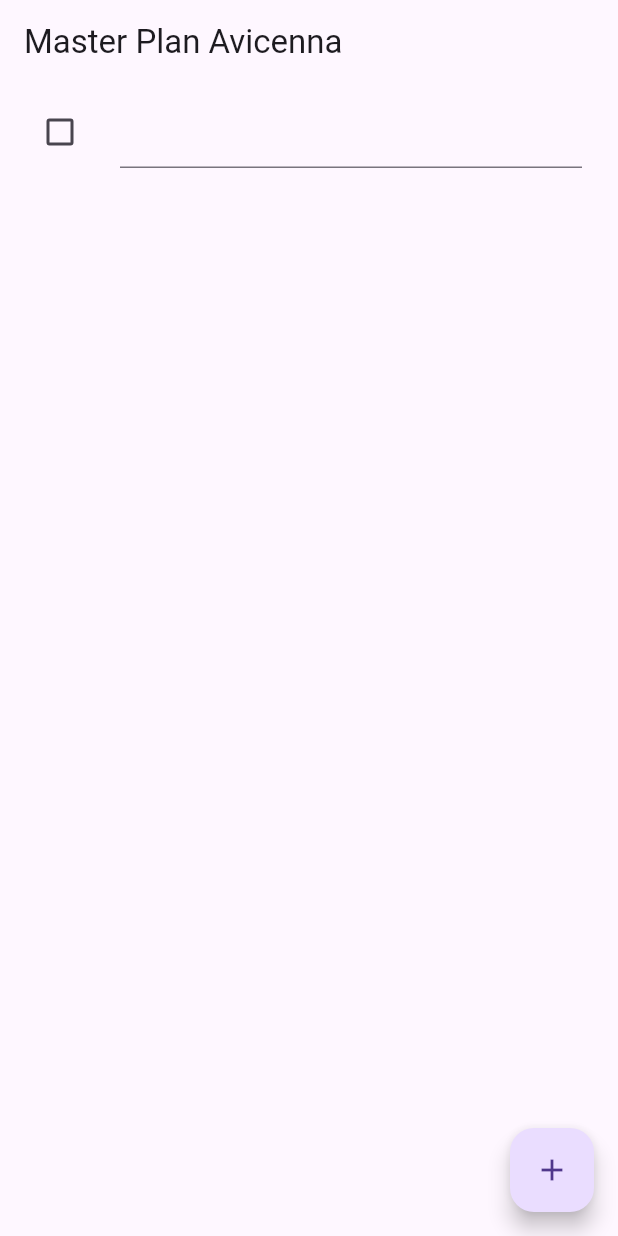
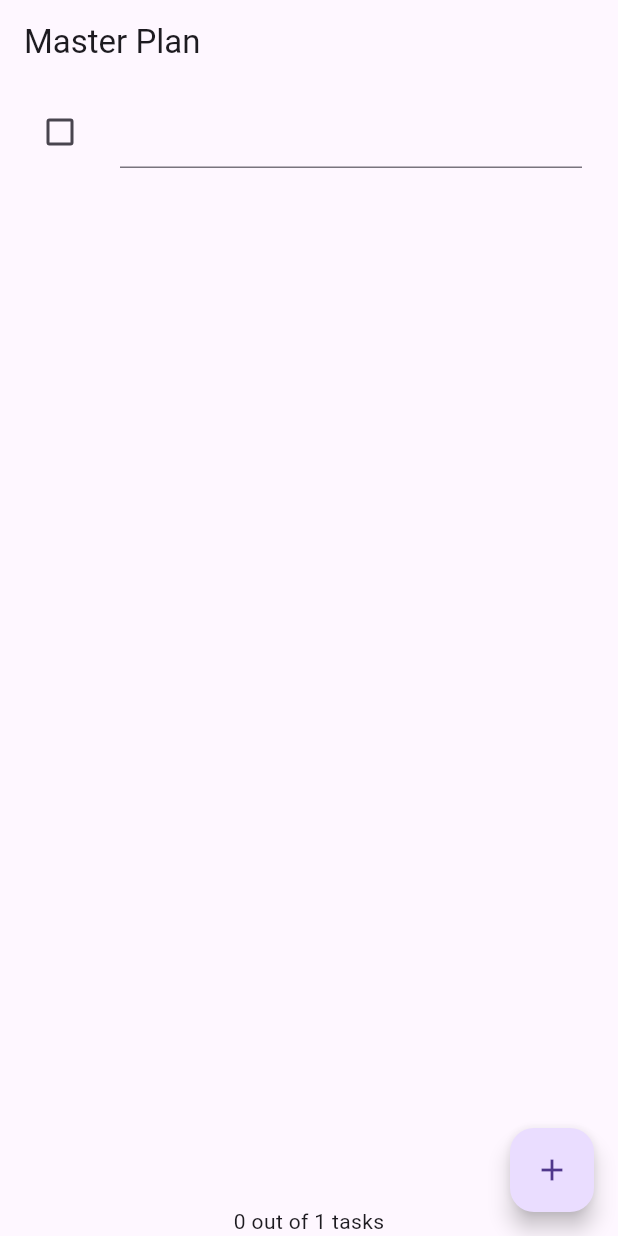
Before and after one commit to avicennamumtaza/courses-mobile, a Flutter app: the screen it shows after launch, after a tap on the "add" icon, on a phone screen of 412 x 824 dp. Run offline on Flutter 3.47's test engine with Material 3 defaults, Android fonts, the phone set to English and light mode, and no system bars; our stand-ins replace auto_size_text.

Commit message:
fix: bagian 11 p2

```diff
--- a/Bagian11/master_plan/lib/plan_screen.dart
+++ b/Bagian11/master_plan/lib/plan_screen.dart
@@ -1,6 +1,7 @@
 import 'package:flutter/material.dart';
 import 'package:master_plan/model/plan.dart';
 import 'package:master_plan/model/task.dart';
+import 'package:master_plan/provider/plan_provider.dart';
 
 class PlanScreen extends StatefulWidget {
   const PlanScreen({super.key});
@@ -10,7 +11,7 @@ class PlanScreen extends StatefulWidget {
 }
 
 class _PlanScreenState extends State<PlanScreen> {
-  Plan plan = const Plan();
+  // Plan plan = const Plan();
   late ScrollController scrollController;
 
   @override
@@ -22,28 +23,26 @@ class _PlanScreenState extends State<PlanScreen> {
       });
   }
 
-  Widget _buildAddTaskButton() {
+  Widget _buildAddTaskButton(BuildContext context) {
+    ValueNotifier<Plan> planNotifier = PlanProvider.of(context);
     return FloatingActionButton(
       child: const Icon(Icons.add),
       onPressed: () {
-        setState(() {
-          plan = Plan(
-            name: plan.name,
-            tasks: List<Task>.from(plan.tasks)..add(const Task()),
+        Plan currentPlan = planNotifier.value;
+        planNotifier.value = Plan(
+          name: currentPlan.name,
+          tasks: List<Task>.from(currentPlan.tasks)..add(const Task()),
         );
-        });
       },
     );
   }
 
-  Widget _buildList() {
+  Widget _buildList(Plan plan) {
     return ListView.builder(
       controller: scrollController,
-      keyboardDismissBehavior: Theme.of(context).platform == TargetPlatform.iOS
-          ? ScrollViewKeyboardDismissBehavior.onDrag
-          : ScrollViewKeyboardDismissBehavior.manual,
       itemCount: plan.tasks.length,
-      itemBuilder: (context, index) => _buildTaskTile(plan.tasks[index], index),
+      itemBuilder: (context, index) =>
+          _buildTaskTile(plan.tasks[index], index, context),
     );
   }
 
@@ -53,35 +52,34 @@ class _PlanScreenState extends State<PlanScreen> {
     super.dispose();
   }
 
-  Widget _buildTaskTile(Task task, int index) {
+  Widget _buildTaskTile(Task task, int index, BuildContext context) {
+    ValueNotifier<Plan> planNotifier = PlanProvider.of(context);
     return ListTile(
       leading: Checkbox(
           value: task.complete,
           onChanged: (selected) {
-            setState(() {
-              plan = Plan(
-                name: plan.name,
-                tasks: List<Task>.from(plan.tasks)
+            Plan currentPlan = planNotifier.value;
+            planNotifier.value = Plan(
+              name: currentPlan.name,
+              tasks: List<Task>.from(currentPlan.tasks)
                 ..[index] = Task(
                   description: task.description,
                   complete: selected ?? false,
                 ),
             );
-            });
           }),
       title: TextFormField(
         initialValue: task.description,
         onChanged: (text) {
-          setState(() {
-            plan = Plan(
-              name: plan.name,
-              tasks: List<Task>.from(plan.tasks)
+          Plan currentPlan = planNotifier.value;
+          planNotifier.value = Plan(
+            name: currentPlan.name,
+            tasks: List<Task>.from(currentPlan.tasks)
               ..[index] = Task(
                 description: text,
                 complete: task.complete,
               ),
           );
-          });
         },
       ),
     );
@@ -90,10 +88,19 @@ class _PlanScreenState extends State<PlanScreen> {
   @override
   Widget build(BuildContext context) {
     return Scaffold(
-      // ganti ‘Namaku' dengan Nama panggilan Anda
-      appBar: AppBar(title: const Text('Master Plan Avicenna')),
-      body: _buildList(),
-      floatingActionButton: _buildAddTaskButton(),
+      appBar: AppBar(title: const Text('Master Plan')),
+      body: ValueListenableBuilder<Plan>(
+        valueListenable: PlanProvider.of(context),
+        builder: (context, plan, child) {
+          return Column(
+            children: [
+              Expanded(child: _buildList(plan)),
+              SafeArea(child: Text(plan.completenessMessage))
+            ],
+          );
+        },
+      ),
+      floatingActionButton: _buildAddTaskButton(context),
     );
   }
 }
```
Lines whose indentation alone changed are shown as unchanged.
